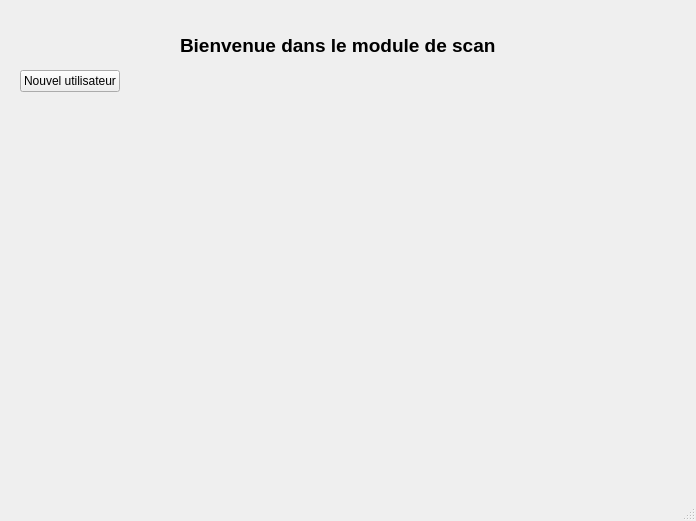
Before: the Qt Designer form FaceRecognition/employe.ui in idriss92/FaceRecognition, drawn with Qt 5.
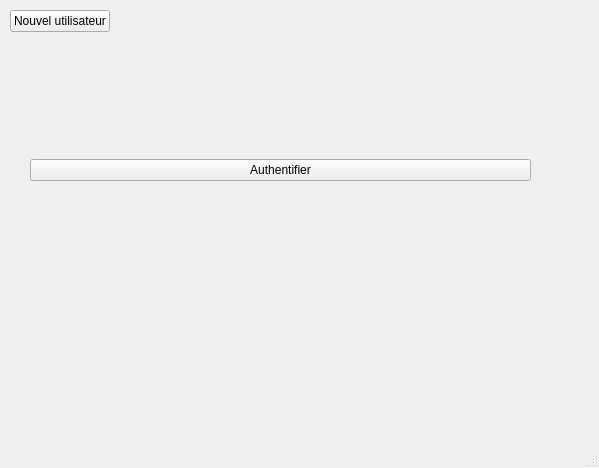
After: the same form once the commit is applied.

```diff
--- a/FaceRecognition/employe.ui
+++ b/FaceRecognition/employe.ui
@@ -6,34 +6,21 @@
    <rect>
     <x>0</x>
     <y>0</y>
-    <width>696</width>
-    <height>521</height>
+    <width>599</width>
+    <height>468</height>
    </rect>
   </property>
   <property name="windowTitle">
    <string>Employe</string>
   </property>
   <widget class="QWidget" name="centralwidget">
-   <widget class="QLabel" name="label">
-    <property name="geometry">
-     <rect>
-      <x>180</x>
-      <y>10</y>
-      <width>341</width>
-      <height>71</height>
-     </rect>
-    </property>
-    <property name="text">
-     <string>&lt;html&gt;&lt;head/&gt;&lt;body&gt;&lt;p&gt;&lt;span style=&quot; font-size:14pt; font-weight:600;&quot;&gt;Bienvenue dans le module de scan&lt;/span&gt;&lt;/p&gt;&lt;/body&gt;&lt;/html&gt;</string>
-    </property>
-   </widget>
    <widget class="QWidget" name="formLayoutWidget">
     <property name="geometry">
      <rect>
-      <x>20</x>
-      <y>70</y>
-      <width>621</width>
-      <height>381</height>
+      <x>10</x>
+      <y>10</y>
+      <width>311</width>
+      <height>51</height>
      </rect>
     </property>
     <layout class="QFormLayout" name="formLayout">
@@ -49,6 +36,25 @@
      </item>
     </layout>
    </widget>
+   <widget class="QWidget" name="verticalLayoutWidget">
+    <property name="geometry">
+     <rect>
+      <x>30</x>
+      <y>90</y>
+      <width>501</width>
+      <height>161</height>
+     </rect>
+    </property>
+    <layout class="QVBoxLayout" name="verticalLayout">
+     <item>
+      <widget class="QPushButton" name="Authentifier">
+       <property name="text">
+        <string>Authentifier</string>
+       </property>
+      </widget>
+     </item>
+    </layout>
+   </widget>
   </widget>
   <widget class="QMenuBar" name="menubar">
    <property name="geometry">
```
Left out of the diff: 2 changed lines with no effect on the pictures.
